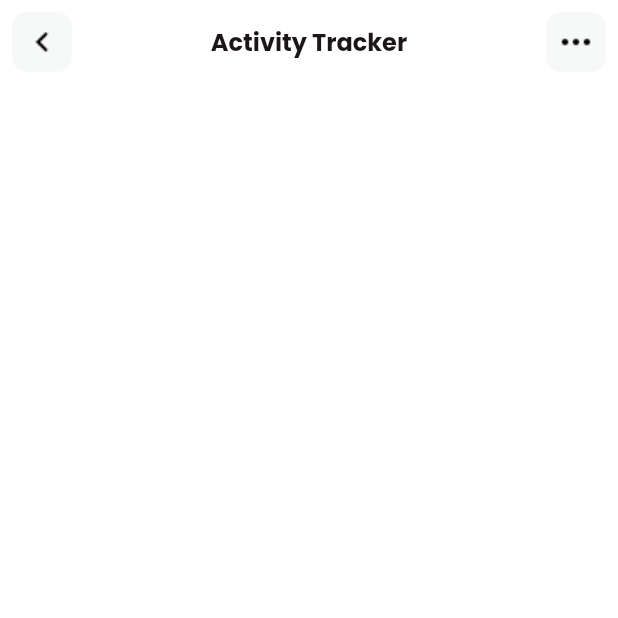
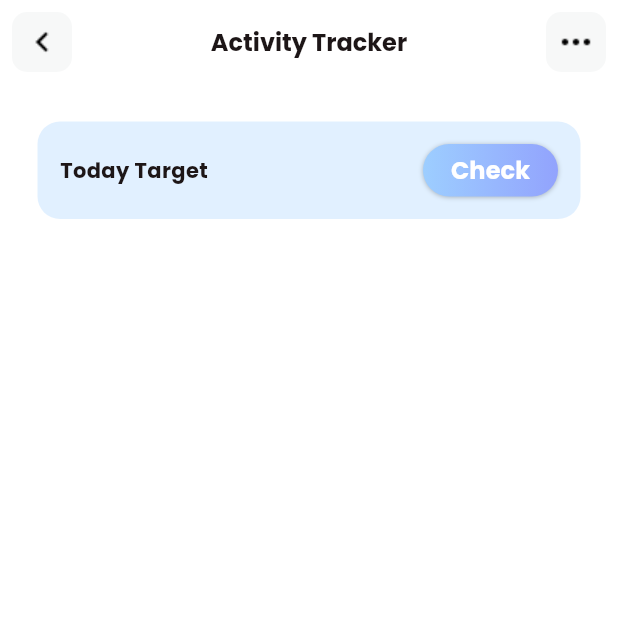
Before and after one commit to sdhaputhanthrie/Fitness-App, a Flutter app: the ActivityTrackerView screen opened directly, on a phone screen of 412 x 824 dp, the top half of it. Run offline on Flutter 3.47's test engine with Material 3 defaults, Android fonts, the phone set to English and light mode, and no system bars; our stand-ins replace carousel_slider, fl_chart, simple_circular_progress_bar; missing offline and left inert: dotted_dashed_line, simple_animation_progress_bar.

Commit message:
add today target column

```diff
--- a/lib/view/home/activity_tracker_view.dart
+++ b/lib/view/home/activity_tracker_view.dart
@@ -1,4 +1,5 @@
 import 'package:fitness/common/colo_extension.dart';
+import 'package:fitness/common_widget/round_button.dart';
 import 'package:flutter/material.dart';
 
 class ActivityTrackerView extends StatefulWidget {
@@ -102,7 +103,59 @@ class _ActivityTrackerViewState extends State<ActivityTrackerView> {
       ),
 
       backgroundColor: TColor.white,
+      body: SingleChildScrollView(
+        child: Container(
+          padding: EdgeInsets.symmetric(vertical: 25, horizontal: 25),
+          child: Column(children: [
+             Container(
+                  padding: EdgeInsets.symmetric(horizontal: 15, vertical: 15),
+                  decoration: BoxDecoration(
+                    color: TColor.primaryColor2.withOpacity(0.3),
+                    borderRadius: BorderRadius.circular(15),
+                  ),
 
+                  child: Column(
+                    children: [
+                      Row(
+                        mainAxisAlignment: MainAxisAlignment.spaceBetween,
+
+                        children: [
+                          Text(
+                            "Today Target",
+                            style: TextStyle(
+                              color: TColor.black,
+                              fontSize: 14,
+                              fontWeight: FontWeight.w700,
+                            ),
+                          ),
+
+                          SizedBox(
+                            width: 90,
+                            height: 35,
+                            child: RoundButton(
+                              title: "Check",
+                              type: RoundButtonType.bgGradient,
+                              fontSize: 10,
+                              fontWeight: FontWeight.w600,
+                              onPressed: () {
+                                Navigator.push(
+                                  context,
+                                  MaterialPageRoute(
+                                    builder: (context) =>
+                                        const ActivityTrackerView(),
+                                  ),
+                                );
+                              },
+                            ),
+                          ),
+                        ],
+                      ),
+                    ],
+                  ),
+                ),
+          ]),
+        ),
+      ),
     );
   }
 }
```
